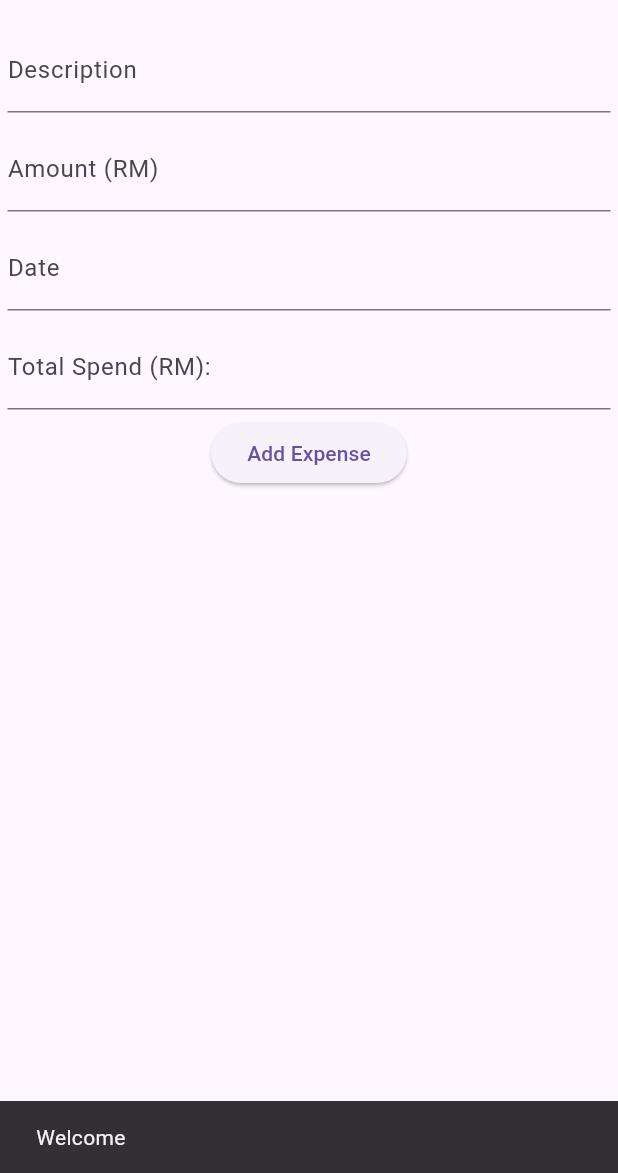
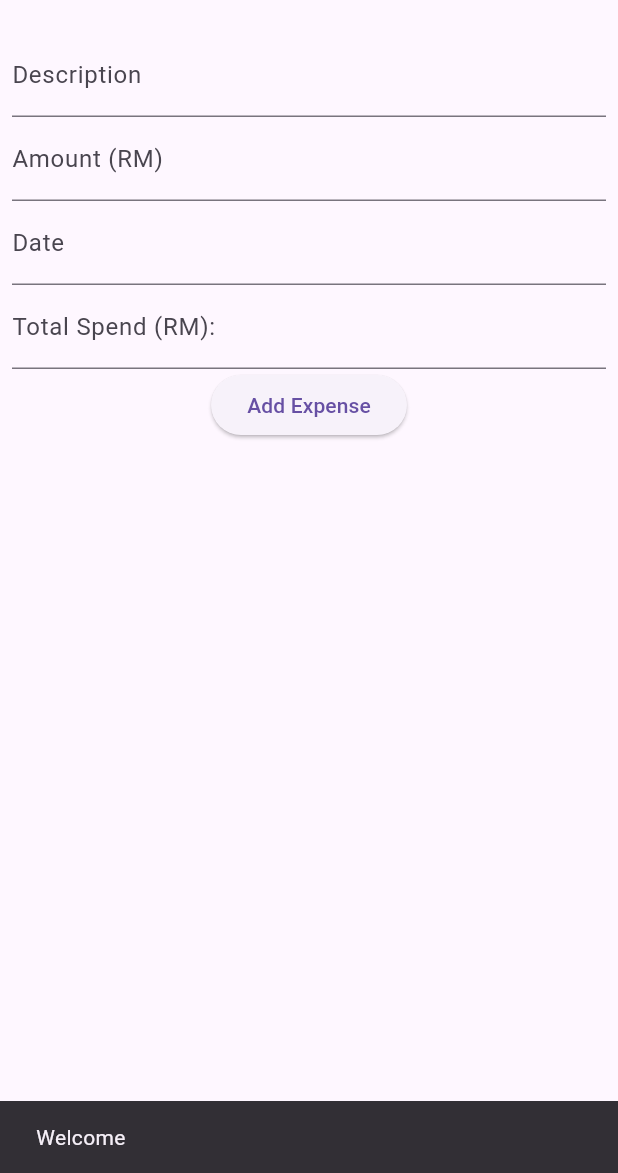
Before and after one commit to 9979Gyu/daily_expenses, a Flutter app: the ExpenseList screen opened directly with empty values, after a tap on "Add Expense", on a phone screen of 412 x 824 dp, the part 63-1236 px from its top. Run offline on Flutter 3.47's test engine with Material 3 defaults, Android fonts, the phone set to English and light mode, and no system bars; our stand-ins replace shared_preferences, sqflite; accounts and stored records are empty; network calls fail.

```diff
--- a/lib/Controller/request_controller.dart
+++ b/lib/Controller/request_controller.dart
@@ -1,5 +1,6 @@
 import 'dart:convert'; //json encode/decode
 import 'package:http/http.dart' as http;
+import 'package:shared_preferences/shared_preferences.dart';
 
 class RequestController{
   String path;
@@ -12,9 +13,7 @@ class RequestController{
   // 10.0.2.16 - vm
   // 10.0.0.2 - vm devices
   // 10.131.76.215 - utem
-  // 192.168.0.118 - my
-  RequestController({required this.path,
-    this.server ="http://192.168.0.118"});
+  RequestController({required this.path, this.server ="http://192.168.0.128"});
 
   setBody(Map<String, dynamic> data){
     _body.clear();
@@ -28,6 +27,7 @@ class RequestController{
       headers: _headers,
       body: jsonEncode(_body),
     );
+    print("response : ${_res}");
     _parseResult();
   }
 
--- a/lib/Model/expense.dart
+++ b/lib/Model/expense.dart
@@ -1,5 +1,5 @@
+import '../Controller/request_controller.dart';
 import '../Controller/sqlite_db.dart';
-import '../Controller/request_controller.dart';
 
 class Expense {
   static const String SQLiteTable = "expense";
@@ -8,8 +8,8 @@ class Expense {
   double amount;
   String dateTime;
   String path = "/api/expenses.php";
+
   Expense(this.id, this.amount, this.desc, this.dateTime);
-  // Expense.getDataById(this.id, this.amount, this.desc, this.dateTime);
 
   Expense.fromJson(Map<String, dynamic> json)
     : desc = json['desc'] as String,
@@ -24,23 +24,50 @@ class Expense {
   Future<bool> save() async {
     // Save to local SQLite
     await SQLiteDB().insert(SQLiteTable, toJson());
+
     // API operation
     RequestController req = RequestController(path: path);
     req.setBody(toJson());
     await req.post();
+
     if(req.status() == 200){
       return true;
     }
     else{
       if(await SQLiteDB().insert(SQLiteTable, toJson()) != 0) {
         return true;
-      }else{
+      }
+      else{
         return false;
       }
     }
   }
 
+  static Future<List<Expense>> loadAll() async {
+    List<Expense> expenseList = [];
+
+    RequestController req = RequestController(path: "/api/expenses.php");
+    await req.get();
+    if(req.status() == 200 && req.result() != null){
+      for (var item in req.result()) {
+        expenseList.add(Expense.fromJson(item));
+      }
+    }
+    else {
+      List<Map<String, dynamic>> rawResult =
+        await SQLiteDB().queryAll(SQLiteTable);
+
+      for (var item in rawResult) {
+        expenseList.add(Expense.fromJson(item));
+      }
+    }
+    return expenseList;
+  }
+
   Future<bool> edit() async {
+    // Update local
+    int re = await SQLiteDB().update(SQLiteTable, 'id', toJson());
+
     RequestController req = RequestController(path: path);
     req.setBody(toJson());
     await req.put();
@@ -48,13 +75,19 @@ class Expense {
       return true;
     }
     else{
-      print("HTTP return: ${req.status()}");
-      print("HTTP return: ${req.result()}");
+      if(re != 0) {
+        return true;
+      }
+      else{
+        return false;
+      }
     }
-    return false;
+    // return false;
   }
 
   Future<bool> delete() async {
+    await SQLiteDB().delete(SQLiteTable, 'id', id);
+
     RequestController req = RequestController(path: path);
     req.setBody(toJson());
     await req.delete();
@@ -64,27 +97,12 @@ class Expense {
     else{
       print("HTTP return: ${req.status()}");
       print("HTTP return: ${req.result()}");
-    }
-    return false;
-  }
-
-  static Future<List<Expense>> loadAll() async{
-    List<Expense> result = [];
-    RequestController req = RequestController(path: "/api/expenses.php");
-    await req.get();
-    if(req.status() == 200 && req.result() != null){
-      for(var item in req.result()){
-        result.add(Expense.fromJson(item));
+      if(await SQLiteDB().delete(SQLiteTable, 'id', id) != 0) {
+        return true;
+      }
+      else{
+        return false;
       }
     }
-    else{
-      List<Map<String, dynamic>> result =
-        await SQLiteDB().queryAll(SQLiteTable);
-      List<Expense> expenses = [];
-      for(var item in result) {
-        result.add(Expense.fromJson(item) as Map<String, dynamic>);
-      }
-    }
-    return result;
   }
 }
--- a/lib/week4/dailyexpenses.dart
+++ b/lib/week4/dailyexpenses.dart
@@ -1,12 +1,13 @@
+import 'dart:math';
+
 import 'package:daily_expenses/Controller/request_controller.dart';
 import 'package:flutter/material.dart';
-import 'package:flutter/services.dart';
 import '../Model/expense.dart';
 
 class DailyExpensesApp extends StatelessWidget {
 
   final String username;
-  DailyExpensesApp({required this.username});
+  const DailyExpensesApp({super.key, required this.username});
 
   @override
   Widget build(BuildContext context) {
@@ -19,7 +20,7 @@ class DailyExpensesApp extends StatelessWidget {
 
 class ExpenseList extends StatefulWidget {
   final String username;
-  ExpenseList(this.username);
+  const ExpenseList(this.username, {super.key});
 
   @override
   _ExpenseListState createState() => _ExpenseListState(username);
@@ -55,6 +56,7 @@ class _ExpenseListState extends State<ExpenseList> {
             substring(0,19).replaceAll('T', ' ');
       });
 
+      expenses.clear();
       expenses.addAll(await Expense.loadAll());
 
       setState(() {
@@ -66,15 +68,15 @@ class _ExpenseListState extends State<ExpenseList> {
   void _addExpense() async {
     String description = descriptionController.text.trim();
     String amount = amountController.text.trim();
-    // sum += double.parse(amountController.text.trim());
+
     if(description.isNotEmpty && amount.isNotEmpty){
-      Expense exp =
-      Expense(null, double.parse(amount), description,
-          txtDateController.text);
+      Expense exp = Expense(null, double.parse(amount),
+          description, txtDateController.text);
 
       if(await exp.save()){
+        expenses.clear();
+        expenses.addAll(await Expense.loadAll());
         setState(() {
-          expenses.add(exp);
           descriptionController.clear();
           amountController.clear();
           calculateTotal();
@@ -98,8 +100,6 @@ class _ExpenseListState extends State<ExpenseList> {
     sum -= expenses[index].amount;
 
     Expense exp = Expense(expenses[index].id, 0, "", "");
-
-    print(exp.id);
 
     if(await exp.delete()){
       setState((){
@@ -158,7 +158,7 @@ class _ExpenseListState extends State<ExpenseList> {
       context: context,
       initialDate: DateTime.now(),
       firstDate: DateTime(2000),
-      lastDate: DateTime(2101),
+      lastDate: DateTime.now(),
     );
 
     final TimeOfDay? pickedTime = await showTimePicker(
@@ -181,29 +181,23 @@ class _ExpenseListState extends State<ExpenseList> {
       appBar: AppBar(
         title: const Text('Daily Expenses'),
       ),
-      body: Column(
+      body: Padding(
+        padding: const EdgeInsets.all(8.0),
+        child: Column(
           children: [
-          Padding(
-            padding: const EdgeInsets.all(5.0),
-            child: TextField(
+            TextField(
               controller: descriptionController,
               decoration: const InputDecoration(
                   labelText: 'Description'
               ),
             ),
-          ),
-          Padding(
-            padding: const EdgeInsets.all(5.0),
-            child: TextField(
+            TextField(
               controller: amountController,
               decoration: const InputDecoration(
                 labelText: 'Amount (RM)',
               ),
             ),
-          ),
-          Padding(
-            padding: const EdgeInsets.all(5.0),
-            child: TextField(
+            TextField(
               keyboardType: TextInputType.datetime,
               controller: txtDateController,
               readOnly: true,
@@ -212,32 +206,28 @@ class _ExpenseListState extends State<ExpenseList> {
                   labelText: 'Date'
               ),
             ),
-          ),
-          Padding(
-            padding: const EdgeInsets.all(5.0),
-            child: TextField(
+            TextField(
               controller: sumController,
               readOnly: true,
               decoration: const InputDecoration(
                   labelText: 'Total Spend (RM):'
               ),
             ),
-          ),
             ElevatedButton(
               onPressed: _addExpense,
               child: const Text('Add Expense'),
             ),
-          Container(
-            child: _buildListView(),
+            Expanded(
+                child: _buildListView()
             ),
           ],
+        ),
       ),
     );
   }
 
   Widget _buildListView(){
-    return Expanded(
-      child: ListView.builder(
+    return ListView.builder(
       itemCount: expenses.length,
       itemBuilder: (context,index){
         return Dismissible(
@@ -264,7 +254,7 @@ class _ExpenseListState extends State<ExpenseList> {
           child: Card(
             margin: const EdgeInsets.all(8.0),
             child: ListTile(
-                title: Text(expenses[index].desc),
+              title: Text("${expenses[index].id} + ${expenses[index].desc}"),
               subtitle: Column(
                 children: [
                   // edited
@@ -284,7 +274,6 @@ class _ExpenseListState extends State<ExpenseList> {
           ),
         );
       },
-      ),
     );
   }
 }
@@ -306,12 +295,14 @@ class _EditExpenseScreenState extends State<EditExpenseScreen> {
   final TextEditingController descController = TextEditingController();
   final TextEditingController amountController = TextEditingController();
   final TextEditingController txtDateController = TextEditingController();
-  int? id;
+  int id = 0;
+
+  _EditExpenseScreenState();
 
   @override
   void initState() {
     super.initState();
-    id = widget.expense.id;
+    id = widget.expense.id!;
     descController.text = widget.expense.desc;
     amountController.text = widget.expense.amount.toString();
     txtDateController.text = widget.expense.dateTime;
@@ -323,29 +314,24 @@ class _EditExpenseScreenState extends State<EditExpenseScreen> {
       appBar: AppBar(
         title: const Text('Edit Expense'),
       ),
-      body: Column(
+      body: Padding(
+        padding: const EdgeInsets.all(8.0),
+        child: Column(
           children: [
-          Padding(
-            padding: const EdgeInsets.all(5.0),
-            child: TextField(
+            Text("Id is ${id}"),
+            TextField(
               controller: descController,
               decoration: const InputDecoration(
                 labelText: 'Description',
               ),
             ),
-          ),
-          Padding(
-            padding: const EdgeInsets.all(5.0),
-            child: TextField(
+            TextField(
               controller: amountController,
               decoration: const InputDecoration(
                 labelText: 'Amount (RM)',
               ),
             ),
-          ),
-          Padding(
-            padding: const EdgeInsets.all(5.0),
-            child: TextField(
+            TextField(
               keyboardType: TextInputType.datetime,
               controller: txtDateController,
               readOnly: true,
@@ -354,25 +340,23 @@ class _EditExpenseScreenState extends State<EditExpenseScreen> {
                   labelText: 'Date'
               ),
             ),
-          ),
             ElevatedButton(
                 onPressed: () {
                   widget.onSave(
-                  Expense(id,
+                    Expense(
+                      id,
                       double.parse(amountController.text),
                       descController.text,
                       txtDateController.text,
                     ),
                   );
-
                   Navigator.pop(context);
                 },
-
                 child: const Text('Save')
             ),
           ],
         ),
-
+      ),
     );
   }
   _selectDate() async {
@@ -380,7 +364,7 @@ class _EditExpenseScreenState extends State<EditExpenseScreen> {
       context: context,
       initialDate: DateTime.now(),
       firstDate: DateTime(2000),
-      lastDate: DateTime(2101),
+      lastDate: DateTime.now(),
     );
 
     final TimeOfDay? pickedTime = await showTimePicker(
--- a/pubspec.yaml
+++ b/pubspec.yaml
@@ -37,6 +37,7 @@ dependencies:
   cupertino_icons: ^1.0.2
   http: ^1.1.0
   sqflite: ^2.3.0
+  shared_preferences: ^2.2.2
 
 dev_dependencies:
   flutter_test:
```
Also changed, not shown: lib/Controller/sqlite_db.dart (+31 -21 lines), lib/week4/login.dart (+19 -2 lines), pubspec.lock. Lines whose indentation alone changed are shown as unchanged.
